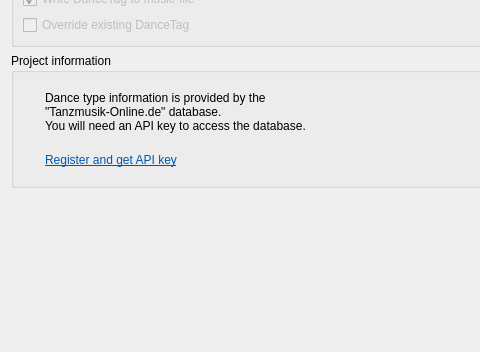
Qt form src/internet/dancetagsettingspage.ui (ximion/Clementine-LibDanceTag) before a commit; both pictures show x 0 to 480 and y 146 to 498 of the 591 by 498 pixel window.
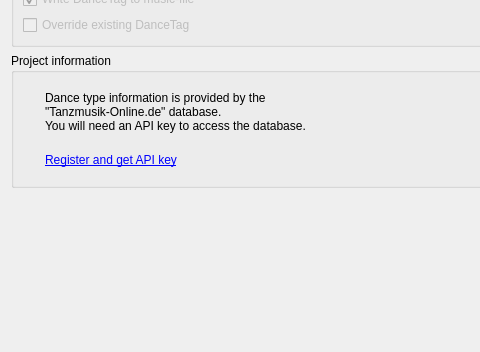
The same form after that commit.

Diff of the .ui file:
```diff
--- a/src/internet/dancetagsettingspage.ui
+++ b/src/internet/dancetagsettingspage.ui
@@ -132,11 +132,8 @@
          <item>
           <widget class="QLabel" name="label_2">
            <property name="text">
-            <string>&lt;!DOCTYPE HTML PUBLIC &quot;-//W3C//DTD HTML 4.0//EN&quot; &quot;http://www.w3.org/TR/REC-html40/strict.dtd&quot;&gt;
-&lt;html&gt;&lt;head&gt;&lt;meta name=&quot;qrichtext&quot; content=&quot;1&quot; /&gt;&lt;style type=&quot;text/css&quot;&gt;
-p, li { white-space: pre-wrap; }
-&lt;/style&gt;&lt;/head&gt;&lt;body style=&quot; font-family:'Ubuntu'; font-size:9pt; font-weight:400; font-style:normal;&quot;&gt;
-&lt;p style=&quot; margin-top:0px; margin-bottom:0px; margin-left:0px; margin-right:0px; -qt-block-indent:0; text-indent:0px;&quot;&gt;&lt;a href=&quot;https://www.tanzmusik-online.de/registrieren&quot;&gt;&lt;span style=&quot; text-decoration: underline; color:#0057ae;&quot;&gt;Register and get API key&lt;/span&gt;&lt;/a&gt;&lt;/p&gt;&lt;/body&gt;&lt;/html&gt;</string>
+            <string>&lt;a href=&quot;https://www.tanzmusik-online.de/registrieren&quot;&gt;Register and get API key&lt;/a&gt;
+</string>
            </property>
           </widget>
          </item>
```
